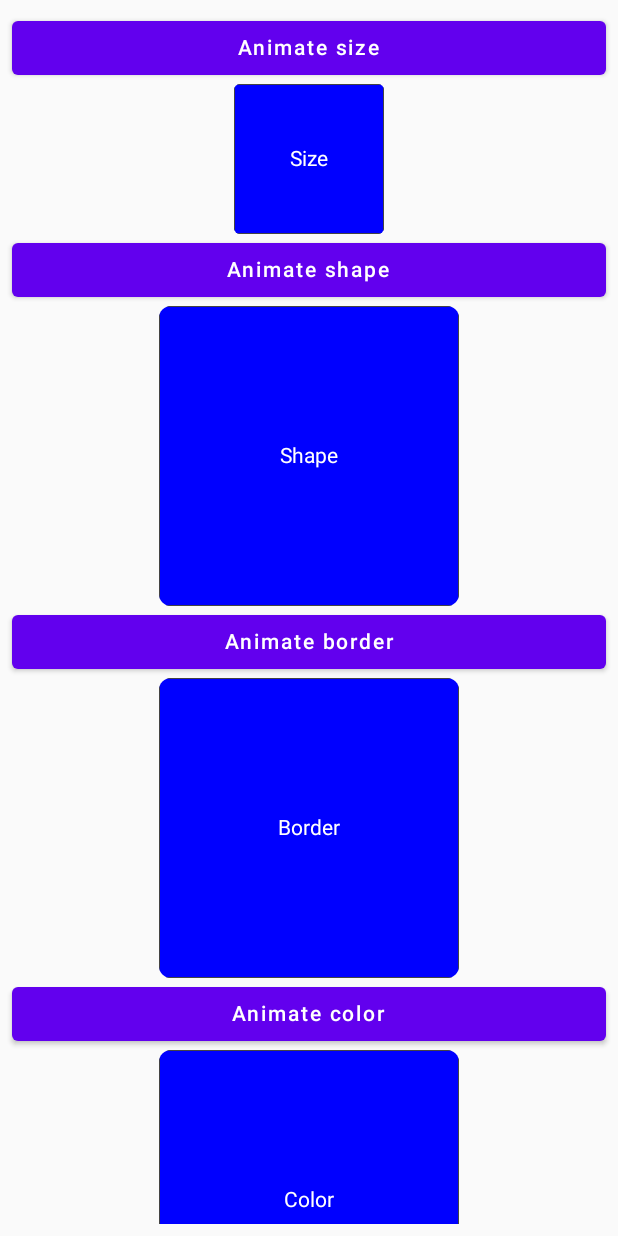
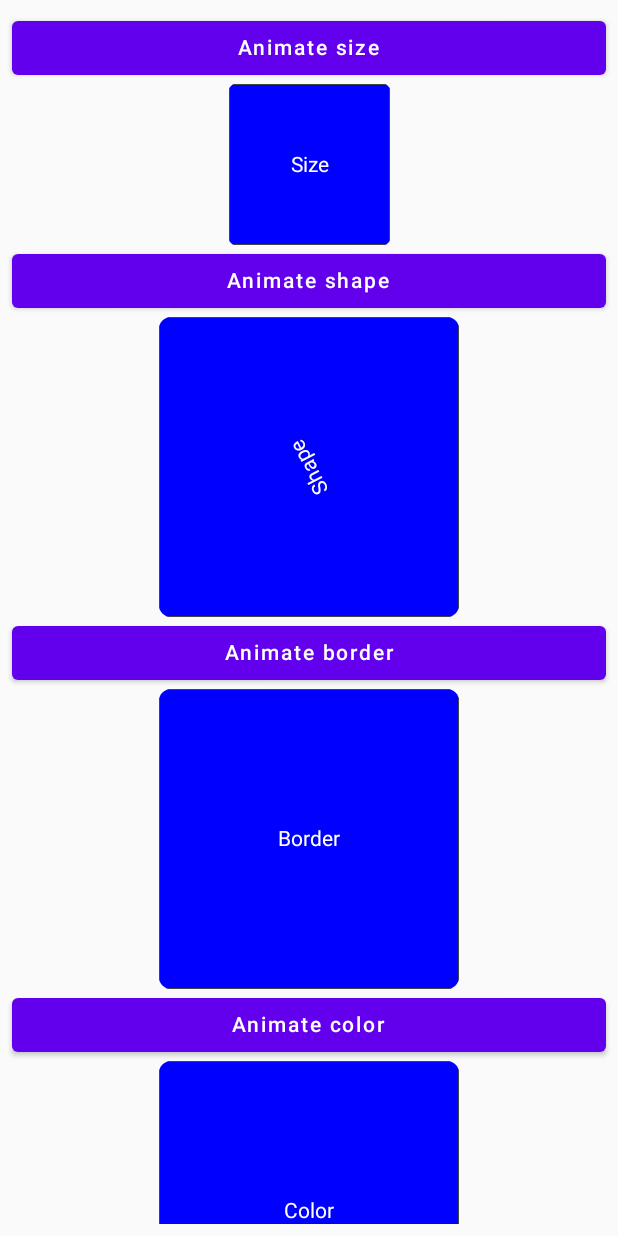
Before and after one commit to DennisHartstock/LearningCompose, an Android app built with Jetpack Compose: the screen it shows after launch (MainActivity), after a tap on "Animate size", on a phone screen of 412 x 824 dp. Run offline under Robolectric (Android 15) with nearby library versions, the phone set to English and light mode, and no system bars.

Commit message:
Animation Spec

```diff
--- a/app/src/main/java/com/commcode/learningcompose/ui/screen/Animation.kt
+++ b/app/src/main/java/com/commcode/learningcompose/ui/screen/Animation.kt
@@ -1,9 +1,15 @@
 package com.commcode.learningcompose.ui.screen
 
 import androidx.compose.animation.animateColorAsState
+import androidx.compose.animation.core.LinearEasing
+import androidx.compose.animation.core.RepeatMode
 import androidx.compose.animation.core.animateDpAsState
+import androidx.compose.animation.core.animateFloat
 import androidx.compose.animation.core.animateFloatAsState
 import androidx.compose.animation.core.animateIntAsState
+import androidx.compose.animation.core.infiniteRepeatable
+import androidx.compose.animation.core.rememberInfiniteTransition
+import androidx.compose.animation.core.tween
 import androidx.compose.foundation.background
 import androidx.compose.foundation.border
 import androidx.compose.foundation.layout.Box
@@ -26,6 +32,7 @@ import androidx.compose.ui.Alignment
 import androidx.compose.ui.Modifier
 import androidx.compose.ui.draw.alpha
 import androidx.compose.ui.draw.clip
+import androidx.compose.ui.draw.rotate
 import androidx.compose.ui.graphics.Color
 import androidx.compose.ui.unit.Dp
 import androidx.compose.ui.unit.dp
@@ -45,7 +52,24 @@ fun Animation() {
             mutableStateOf(true)
         }
 
-        val size by animateDpAsState(targetValue = if (isIncreased) 200.dp else 100.dp)
+        val infiniteTransition = rememberInfiniteTransition()
+
+        val size by infiniteTransition.animateFloat(
+            initialValue = 200f,
+            targetValue = 100f,
+            animationSpec = infiniteRepeatable(
+                animation = tween(durationMillis = 2000),
+                repeatMode = RepeatMode.Reverse
+            )
+        )
+
+        val rotation by infiniteTransition.animateFloat(
+            initialValue = 0f,
+            targetValue = 360f,
+            animationSpec = infiniteRepeatable(
+                animation = tween(durationMillis = 2000, easing = LinearEasing)
+            )
+        )
 
         Button(
             modifier = Modifier.fillMaxWidth(),
@@ -57,8 +81,9 @@ fun Animation() {
         }
         AnimatedContainer(
             text = "Size",
-            size = size
+            size = size.dp
         )
+
         var isRect by remember {
             mutableStateOf(true)
         }
@@ -75,7 +100,8 @@ fun Animation() {
         }
         AnimatedContainer(
             text = "Shape",
-            radiusPercent = radius
+            radiusPercent = radius,
+            rotation = rotation
         )
 
         var isSelected by remember {
@@ -145,6 +171,7 @@ private fun AnimatedContainer(
     borderWidth: Dp = 0.dp,
     backgroundColor: Color = Color.Blue,
     alpha: Float = 1f,
+    rotation: Float = 0f,
 ) {
     Box(
         modifier = Modifier
@@ -152,7 +179,8 @@ private fun AnimatedContainer(
             .clip(RoundedCornerShape(radiusPercent))
             .border(borderWidth, Color.DarkGray)
             .background(backgroundColor)
-            .alpha(alpha),
+            .alpha(alpha)
+            .rotate(rotation),
         contentAlignment = Alignment.Center
     ) {
         Text(
```
